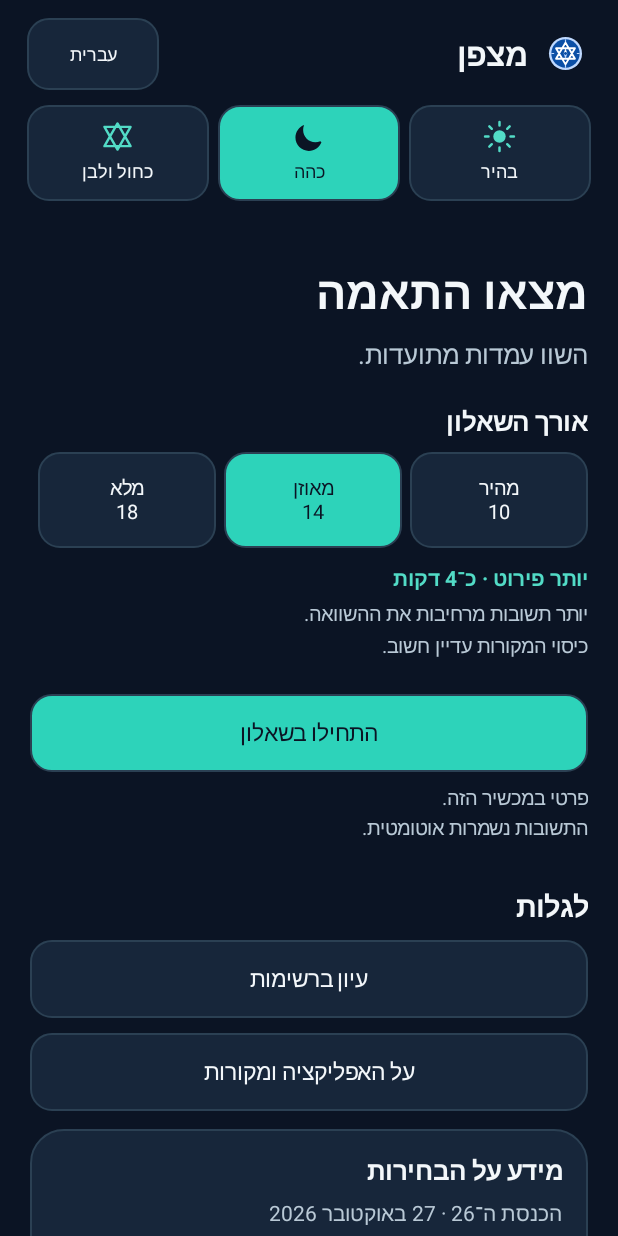
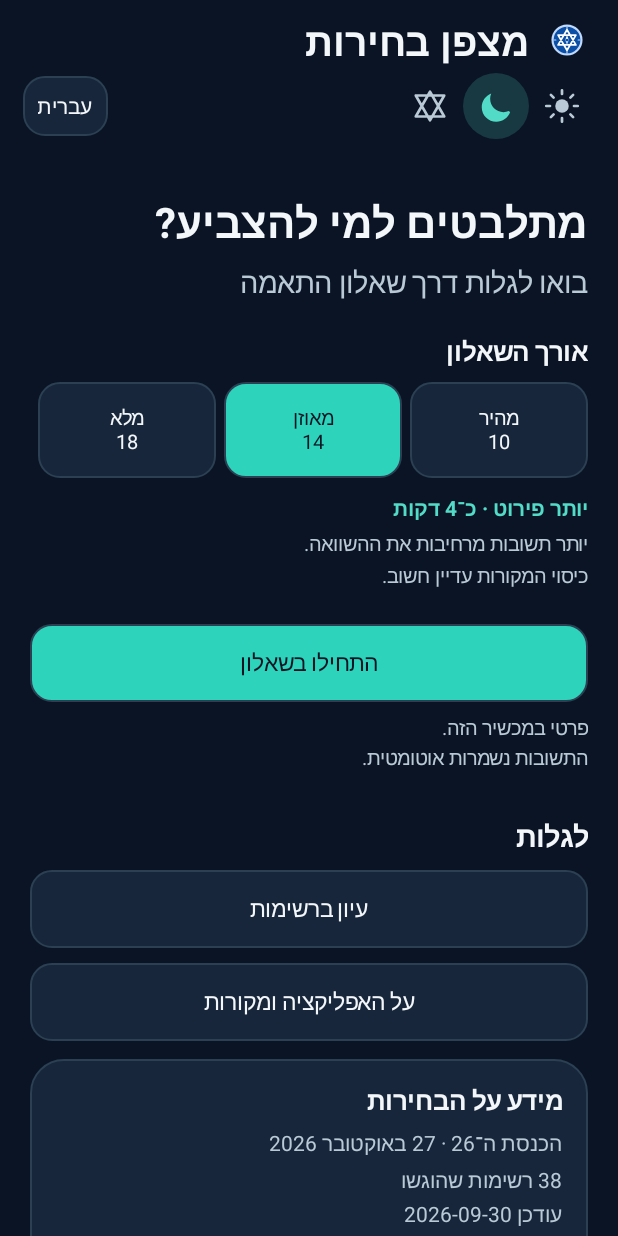
Before and after one commit to efremandrei/Matzpen, an Android app: the screen it shows after launch (MainActivity), on a phone screen of 412 x 824 dp. Run offline under Robolectric (Android 15) with nearby library versions, the light colour scheme and no system bars; network calls fail; pictures from the network do not load.

Commit message:
Refine home header and compact theme controls

```diff
--- a/app/build.gradle
+++ b/app/build.gradle
@@ -7,8 +7,8 @@ android {
         applicationId 'com.efremandrei.matzpen'
         minSdk 26
         targetSdk 35
-        versionCode 5
-        versionName '1.4.0'
+        versionCode 6
+        versionName '1.5.0'
         testInstrumentationRunner 'android.test.InstrumentationTestRunner'
     }
     signingConfigs {
--- a/app/src/main/AndroidManifest.xml
+++ b/app/src/main/AndroidManifest.xml
@@ -1,6 +1,6 @@
 <manifest xmlns:android="http://schemas.android.com/apk/res/android">
     <uses-permission android:name="android.permission.INTERNET" />
-    <application android:label="Matzpen | מצפן" android:icon="@mipmap/ic_launcher" android:theme="@style/Theme.Matzpen" android:usesCleartextTraffic="false" android:allowBackup="false" android:supportsRtl="true">
+    <application android:label="מצפן בחירות" android:icon="@mipmap/ic_launcher" android:theme="@style/Theme.Matzpen" android:usesCleartextTraffic="false" android:allowBackup="false" android:supportsRtl="true">
         <activity android:name=".MainActivity" android:exported="true" android:theme="@style/Theme.Matzpen.Starting">
             <intent-filter>
                 <action android:name="android.intent.action.MAIN" />
--- a/app/src/main/java/com/efremandrei/matzpen/MainActivity.kt
+++ b/app/src/main/java/com/efremandrei/matzpen/MainActivity.kt
@@ -22,6 +22,7 @@ import android.view.WindowInsetsController
 import android.widget.Button
 import android.widget.CheckBox
 import android.widget.EditText
+import android.widget.ImageButton
 import android.widget.ImageView
 import android.widget.LinearLayout
 import android.widget.ProgressBar
@@ -252,59 +253,66 @@ class MainActivity : Activity() {
     private fun renderHeader() {
         val header = LinearLayout(this).apply { orientation = LinearLayout.VERTICAL }
         root.addView(header)
-        val row = LinearLayout(this).apply {
+        val brand = LinearLayout(this).apply {
             orientation = LinearLayout.HORIZONTAL
             gravity = Gravity.CENTER_VERTICAL
-            setPadding(dp(18), dp(12), dp(18), dp(6))
+            setPadding(dp(18), dp(9), dp(18), 0)
         }
-        header.addView(row)
-        row.addView(ImageView(this).apply { setImageResource(R.drawable.ic_matzpen_mark); importantForAccessibility = View.IMPORTANT_FOR_ACCESSIBILITY_NO }, LinearLayout.LayoutParams(dp(34), dp(34)))
-        val title = text(tr("Matzpen", "מצפן", "بوصلة"), 21f, foreground, true)
-        row.addView(title, LinearLayout.LayoutParams(0, -2, 1f).apply { marginStart = dp(8) })
-        val languageButton = button(when (lang) { "he" -> "עברית"; "ar" -> "العربية"; else -> "English" }, false) { chooseLanguage() }
-        languageButton.textSize = 12f
-        languageButton.contentDescription = tr("Choose language", "בחירת שפה", "اختيار اللغة")
-        row.addView(languageButton, LinearLayout.LayoutParams(-2, dp(48)))
-        val themes = LinearLayout(this).apply {
+        header.addView(brand)
+        brand.addView(ImageView(this).apply { setImageResource(R.drawable.ic_matzpen_mark); importantForAccessibility = View.IMPORTANT_FOR_ACCESSIBILITY_NO }, LinearLayout.LayoutParams(dp(32), dp(32)))
+        val title = text(tr("Election Compass", "מצפן בחירות", "بوصلة الانتخابات"), 26f, foreground, true)
+        brand.addView(title, LinearLayout.LayoutParams(-2, -2).apply { marginStart = dp(9) })
+
+        val toolbar = LinearLayout(this).apply {
             orientation = LinearLayout.HORIZONTAL
-            setPadding(dp(18), dp(4), dp(18), dp(10))
+            gravity = Gravity.CENTER_VERTICAL
+            setPadding(dp(15), dp(4), dp(15), dp(6))
         }
-        header.addView(themes)
+        header.addView(toolbar)
         listOf(
             Triple(ThemeMode.LIGHT, tr("Light", "בהיר", "فاتح"), R.drawable.ic_theme_sun),
             Triple(ThemeMode.DARK, tr("Dark", "כהה", "داكن"), R.drawable.ic_theme_moon),
-            Triple(ThemeMode.ISRAELI, tr("Blue/white", "כחול ולבן", "أزرق/أبيض"), R.drawable.ic_star_of_david)
-        ).forEachIndexed { index, (mode, label, icon) ->
-            themes.addView(themeChoice(mode, label, icon), LinearLayout.LayoutParams(0, dp(64), 1f).apply {
-                if (index > 0) marginStart = dp(6)
-            })
+            Triple(ThemeMode.ISRAELI, tr("Blue and white", "כחול ולבן", "أزرق وأبيض"), R.drawable.ic_star_of_david)
+        ).forEach { (mode, label, icon) ->
+            toolbar.addView(themeChoice(mode, label, icon), LinearLayout.LayoutParams(dp(44), dp(44)))
         }
+        toolbar.addView(View(this), LinearLayout.LayoutParams(0, 1, 1f))
+        val languageButton = button(when (lang) { "he" -> "עברית"; "ar" -> "العربية"; else -> "English" }, false) { chooseLanguage() }
+        languageButton.textSize = 14f
+        languageButton.minWidth = 0
+        languageButton.minHeight = 0
+        languageButton.minimumWidth = 0
+        languageButton.minimumHeight = 0
+        languageButton.setPadding(dp(10), 0, dp(10), 0)
+        languageButton.contentDescription = tr("Choose language", "בחירת שפה", "اختيار اللغة")
+        toolbar.addView(languageButton, LinearLayout.LayoutParams(-2, dp(40)))
     }
 
-    private fun themeChoice(mode: ThemeMode, label: String, iconId: Int): Button {
+    private fun themeChoice(mode: ThemeMode, label: String, iconId: Int): ImageButton {
         val selected = theme == mode
-        val spokenLabel = if (mode == ThemeMode.ISRAELI) tr("Blue and white", "כחול ולבן", "أزرق وأبيض") else label
-        return button(label, selected) {
-            if (theme != mode) {
-                theme = mode
-                prefs.edit().putString("theme_mode", mode.id).apply()
-                show(screen, true)
-            }
-        }.apply {
-            textSize = 12f
-            isSingleLine = true
-            gravity = Gravity.CENTER
-            val icon = getDrawable(iconId)?.mutate()
-            icon?.setBounds(0, 0, dp(22), dp(22))
-            icon?.setTint(if (selected) primaryText else accent)
-            setCompoundDrawables(null, icon, null, null)
-            compoundDrawablePadding = dp(2)
+        val fill = GradientDrawable().apply {
+            shape = GradientDrawable.OVAL
+            setColor(if (selected) Color.argb(48, Color.red(accent), Color.green(accent), Color.blue(accent)) else Color.TRANSPARENT)
+        }
+        return ImageButton(this).apply {
+            setImageResource(iconId)
+            imageTintList = ColorStateList.valueOf(if (selected) accent else muted)
+            scaleType = ImageView.ScaleType.CENTER_INSIDE
+            setPadding(dp(10), dp(10), dp(10), dp(10))
+            background = RippleDrawable(ColorStateList.valueOf(accent), fill, null)
             isSelected = selected
             contentDescription = tr(
-                "$spokenLabel theme${if (selected) ", selected" else ""}",
-                "ערכת $spokenLabel${if (selected) ", נבחרה" else ""}",
-                "مظهر $spokenLabel${if (selected) "، محدد" else ""}"
+                "$label theme${if (selected) ", selected" else ""}",
+                "ערכת $label${if (selected) ", נבחרה" else ""}",
+                "مظهر $label${if (selected) "، محدد" else ""}"
             )
+            setOnClickListener {
+                if (theme != mode) {
+                    theme = mode
+                    prefs.edit().putString("theme_mode", mode.id).apply()
+                    show(screen, true)
+                }
+            }
         }
     }
 
@@ -320,8 +328,8 @@ class MainActivity : Activity() {
     }
 
     private fun renderHome() {
-        addText(body, tr("Find your match", "מצאו התאמה", "اكتشف توافقك"), 30f, foreground, true, 18)
-        addText(body, tr("Compare documented positions.", "השוו עמדות מתועדות.", "قارن المواقف الموثّقة."), 17f, muted, top = 10)
+        addText(body, tr("Unsure who to vote for?", "מתלבטים למי להצביע?", "محتارون لمن تصوّتون؟"), 28f, foreground, true, 18)
+        addText(body, tr("Find your match with a quiz", "בואו לגלות דרך שאלון התאמה", "اكتشفوا توافقكم باستبيان"), 19f, muted, top = 8)
         addText(body, tr("Questionnaire length", "אורך השאלון", "طول الاستبيان"), 17f, foreground, true, 22)
         if (QuestionPlan.supports(data)) {
             val options = LinearLayout(this).apply { orientation = LinearLayout.HORIZONTAL }
@@ -712,7 +720,7 @@ class MainActivity : Activity() {
     }
 
     private fun renderAbout() {
-        addText(body, tr("About Matzpen", "על מצפן", "حول بوصلة"), 27f, foreground, true, 12)
+        addText(body, tr("About Election Compass", "על מצפן בחירות", "حول بوصلة الانتخابات"), 27f, foreground, true, 12)
         card(body) { c ->
             addText(c, tr("An independent policy-alignment guide. It does not endorse a party or predict election outcomes.", "כלי עצמאי להשוואת עמדות מדיניות. אינו תומך ברשימה ואינו חוזה תוצאות בחירות.", "دليل مستقل لمقارنة المواقف السياسية. لا يؤيد أي قائمة ولا يتنبأ بنتائج الانتخابات."), 16f)
             addText(c, tr("Your answers are stored only on this device. Public election content is downloaded by HTTPS; no answers or analytics are uploaded.", "התשובות נשמרות במכשיר בלבד. מידע בחירות ציבורי מתקבל ב־HTTPS; אין העלאת תשובות או נתוני שימוש.", "تُحفظ إجاباتك على هذا الجهاز فقط. تُحمّل بيانات الانتخابات العامة عبر HTTPS؛ لا تُرسل الإجابات أو التحليلات."), 14f, muted, top = 13)
```
Also changed, not shown: 3 other files.
